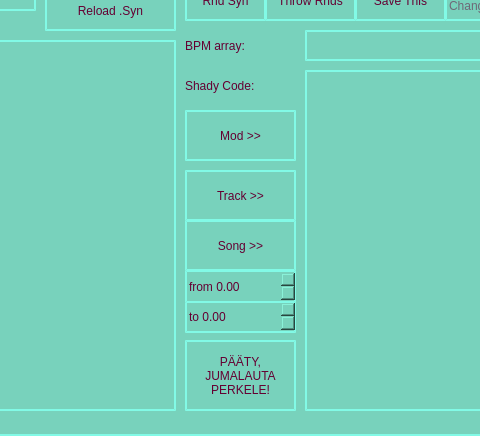
qm210/aSleaZyn, file aSleaZynUI.ui: the form before one commit; both pictures show x 95 to 575 and y 383 to 819 of the 1119 by 819 pixel window.
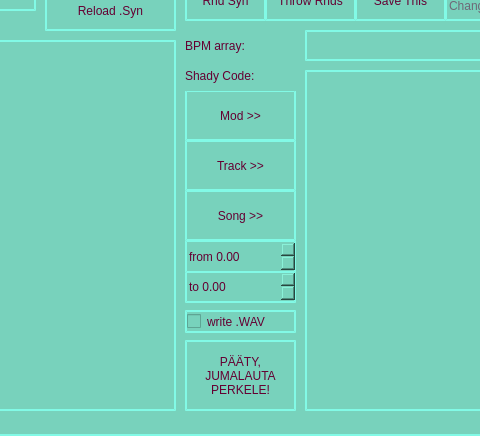
The form after the commit.

Diff of the .ui file:
```diff
--- a/aSleaZynUI.ui
+++ b/aSleaZynUI.ui
@@ -27,7 +27,7 @@
     <property name="geometry">
      <rect>
       <x>280</x>
-      <y>530</y>
+      <y>500</y>
       <width>111</width>
       <height>51</height>
      </rect>
@@ -79,7 +79,7 @@
     <property name="geometry">
      <rect>
       <x>280</x>
-      <y>470</y>
+      <y>450</y>
       <width>111</width>
       <height>51</height>
      </rect>
@@ -92,7 +92,7 @@
     <property name="geometry">
      <rect>
       <x>280</x>
-      <y>580</y>
+      <y>550</y>
       <width>111</width>
       <height>51</height>
      </rect>
@@ -557,7 +557,7 @@
     <property name="geometry">
      <rect>
       <x>280</x>
-      <y>430</y>
+      <y>420</y>
       <width>111</width>
       <height>31</height>
      </rect>
@@ -588,7 +588,7 @@
     <property name="geometry">
      <rect>
       <x>280</x>
-      <y>660</y>
+      <y>630</y>
       <width>111</width>
       <height>33</height>
      </rect>
@@ -604,7 +604,7 @@
     <property name="geometry">
      <rect>
       <x>280</x>
-      <y>630</y>
+      <y>600</y>
       <width>111</width>
       <height>33</height>
      </rect>
@@ -612,6 +612,9 @@
     <property name="prefix">
      <string>from </string>
     </property>
+    <property name="maximum">
+     <double>999.000000000000000</double>
+    </property>
    </widget>
    <widget class="QLabel" name="label_4">
     <property name="geometry">
@@ -706,6 +709,19 @@
      <string>apply</string>
     </property>
    </widget>
+   <widget class="QCheckBox" name="checkWriteWAV">
+    <property name="geometry">
+     <rect>
+      <x>280</x>
+      <y>670</y>
+      <width>111</width>
+      <height>23</height>
+     </rect>
+    </property>
+    <property name="text">
+     <string>write .WAV</string>
+    </property>
+   </widget>
   </widget>
   <widget class="QMenuBar" name="menubar">
    <property name="geometry">
```
